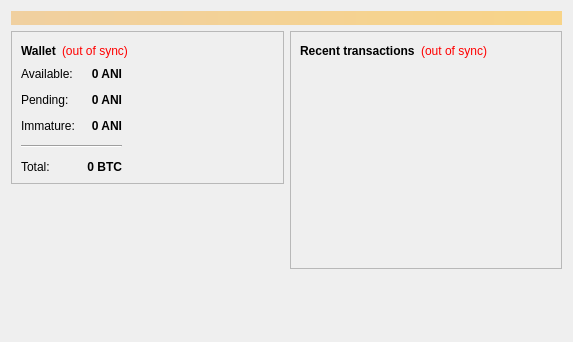
This is src/qt/forms/overviewpage.ui in Animecointeam/Animecoin as Qt 5 draws it before an edit. The edited form follows.
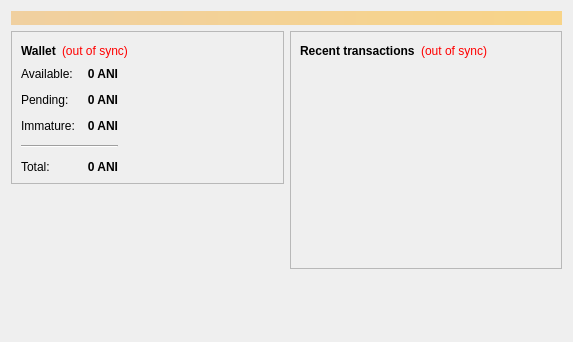
This is the edited form.

Diff of the .ui file:
```diff
--- a/src/qt/forms/overviewpage.ui
+++ b/src/qt/forms/overviewpage.ui
@@ -217,7 +217,7 @@
                <string>Your current total balance</string>
               </property>
               <property name="text">
-               <string notr="true">0 BTC</string>
+               <string notr="true">0 ANI</string>
               </property>
               <property name="alignment">
                <set>Qt::AlignRight|Qt::AlignTrailing|Qt::AlignVCenter</set>
```
Left out of the diff: 4 changed lines with no effect on the pictures. Lines whose indentation alone changed are shown as unchanged.
